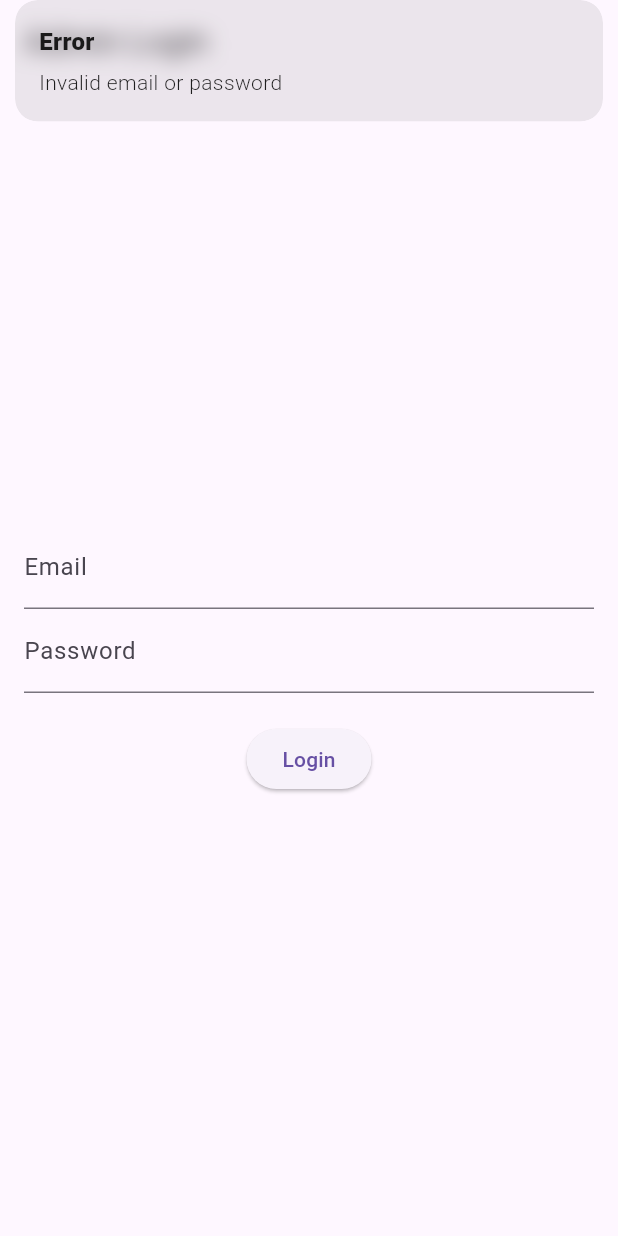
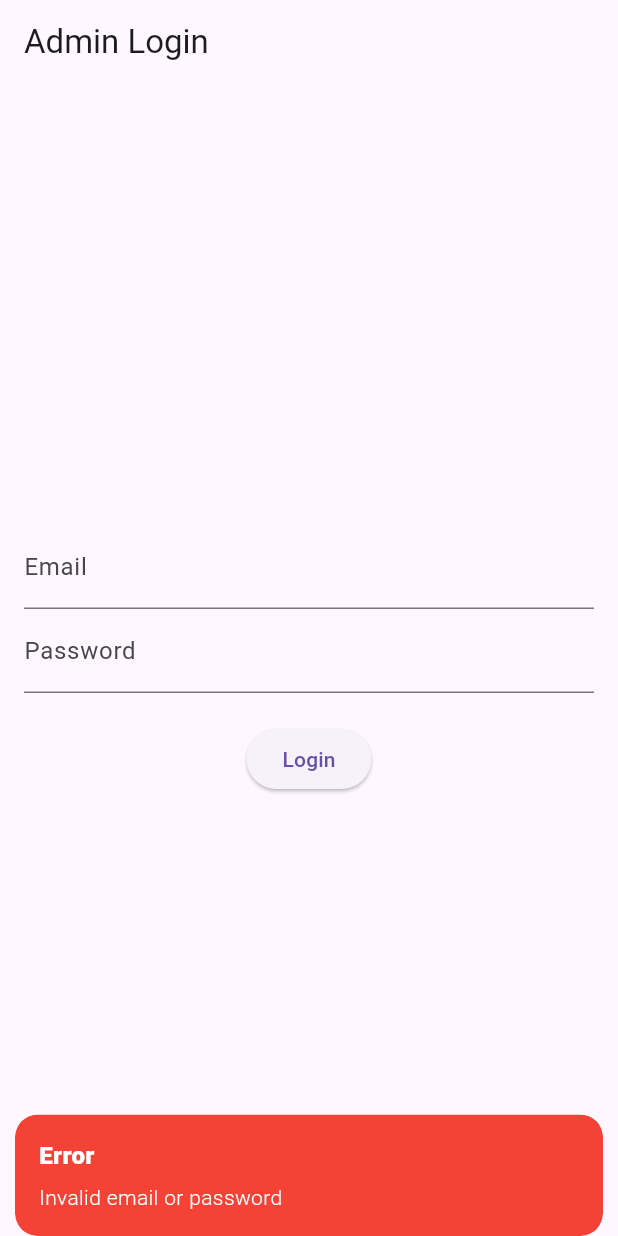
Before and after one commit to DoctorFlutter/vivek_Admin_Client, a Flutter app: the AdminLoginScreen screen opened directly, after a tap on "Login", on a phone screen of 412 x 824 dp. Run offline on Flutter 3.47's test engine with Material 3 defaults, Android fonts, the phone set to English and light mode, and no system bars; our stand-ins replace cloud_firestore, firebase_auth, firebase_core, get; accounts and stored records are empty.

Commit message:
implement few change in morning

```diff
--- a/lib/AdminLoginScreen.dart
+++ b/lib/AdminLoginScreen.dart
@@ -58,10 +58,10 @@ class _AdminLoginScreenState extends State<AdminLoginScreen> {
 
         Get.offAll(() => AdminDashboard());
       } catch (e) {
-        Get.snackbar("Error", "Login failed: $e");
+        Get.snackbar("Error", "Login failed: $e",backgroundColor: Colors.green,snackPosition:SnackPosition.BOTTOM ,colorText: Colors.white);
       }
     } else {
-      Get.snackbar("Error", "Invalid email or password");
+      Get.snackbar("Error", "Invalid email or password",backgroundColor: Colors.red,snackPosition:SnackPosition.BOTTOM ,colorText: Colors.white);
     }
   }
 }
--- a/lib/auth_controller.dart
+++ b/lib/auth_controller.dart
@@ -3,6 +3,7 @@ import 'package:admin/AdminLoginScreen.dart';
 import 'package:admin/client_home.dart';
 import 'package:admin/login_screen.dart';
 import 'package:flutter/foundation.dart';
+import 'package:flutter/material.dart';
 import 'package:get/get.dart';
 import 'package:firebase_auth/firebase_auth.dart';
 
@@ -46,7 +47,7 @@ class AuthController extends GetxController {
         }
       }
     } catch (e) {
-      Get.snackbar("Login Failed", e.toString());
+      Get.snackbar("Login Failed", e.toString(),backgroundColor: Colors.green,snackPosition:SnackPosition.BOTTOM ,colorText: Colors.white);
     }
   }
 
```
Also changed, not shown: lib/AdminDashboard.dart (+7 -7 lines).
